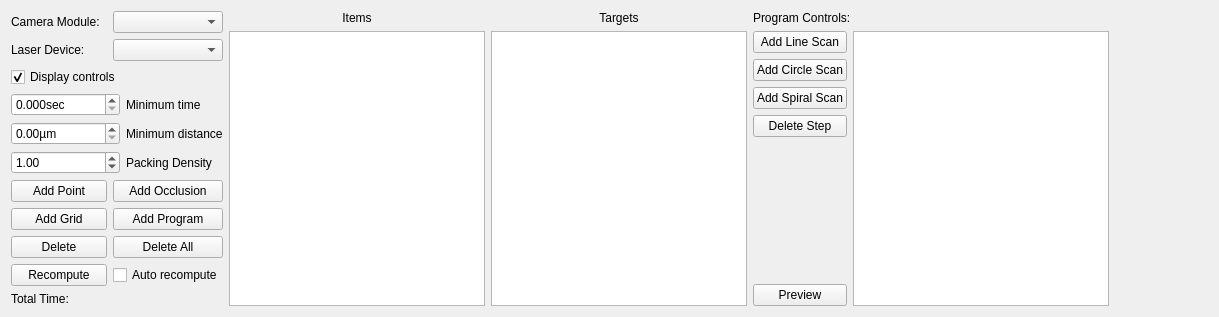
First picture: the form in lib/devices/Scanner/ProtocolTemplate.ui, repository acq4/acq4, before the edit.
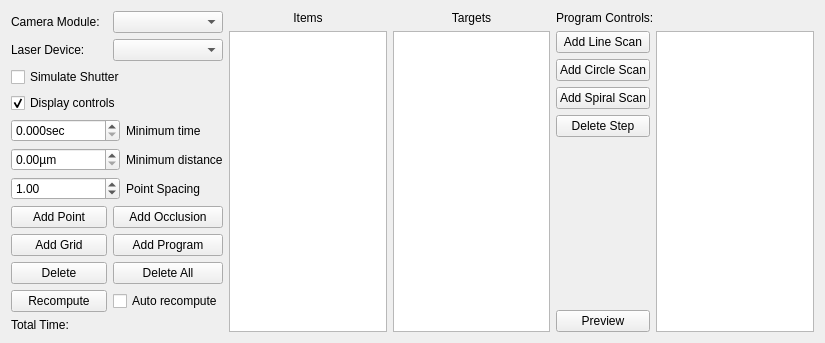
Second picture: the form after the edit.

```diff
--- a/lib/devices/Scanner/ProtocolTemplate.ui
+++ b/lib/devices/Scanner/ProtocolTemplate.ui
@@ -6,8 +6,8 @@
    <rect>
     <x>0</x>
     <y>0</y>
-    <width>1219</width>
-    <height>314</height>
+    <width>825</width>
+    <height>338</height>
    </rect>
   </property>
   <property name="windowTitle">
@@ -38,7 +38,7 @@
        <item row="1" column="1">
         <widget class="QComboBox" name="laserCombo"/>
        </item>
-       <item row="2" column="0" colspan="2">
+       <item row="3" column="0" colspan="2">
         <widget class="QCheckBox" name="displayCheck">
          <property name="text">
           <string>Display controls</string>
@@ -48,7 +48,7 @@
          </property>
         </widget>
        </item>
-       <item row="3" column="0" colspan="2">
+       <item row="4" column="0" colspan="2">
         <layout class="QGridLayout" name="gridLayout">
          <item row="0" column="0">
           <widget class="QDoubleSpinBox" name="minTimeSpin">
@@ -106,55 +106,55 @@
          <item row="2" column="1">
           <widget class="QLabel" name="label_7">
            <property name="text">
-            <string>Packing Density</string>
+            <string>Point Spacing</string>
            </property>
           </widget>
          </item>
         </layout>
        </item>
-       <item row="4" column="0">
+       <item row="5" column="0">
         <widget class="QPushButton" name="addPointBtn">
          <property name="text">
           <string>Add Point</string>
          </property>
         </widget>
        </item>
-       <item row="4" column="1">
+       <item row="5" column="1">
         <widget class="QPushButton" name="addOcclusionBtn">
          <property name="text">
           <string>Add Occlusion</string>
          </property>
         </widget>
        </item>
-       <item row="5" column="0">
+       <item row="6" column="0">
         <widget class="QPushButton" name="addGridBtn">
          <property name="text">
           <string>Add Grid</string>
          </property>
         </widget>
        </item>
-       <item row="5" column="1">
+       <item row="6" column="1">
         <widget class="QPushButton" name="addProgramBtn">
          <property name="text">
           <string>Add Program</string>
          </property>
         </widget>
        </item>
-       <item row="6" column="0">
+       <item row="7" column="0">
         <widget class="QPushButton" name="deleteBtn">
          <property name="text">
           <string>Delete</string>
          </property>
         </widget>
        </item>
-       <item row="6" column="1">
+       <item row="7" column="1">
         <widget class="QPushButton" name="deleteAllBtn">
          <property name="text">
           <string>Delete All</string>
          </property>
         </widget>
        </item>
-       <item row="7" column="0">
+       <item row="8" column="0">
         <spacer name="verticalSpacer">
          <property name="orientation">
           <enum>Qt::Vertical</enum>
@@ -167,27 +167,34 @@
          </property>
         </spacer>
        </item>
-       <item row="8" column="0">
+       <item row="9" column="0">
         <widget class="QPushButton" name="recomputeBtn">
          <property name="text">
           <string>Recompute</string>
          </property>
         </widget>
        </item>
-       <item row="8" column="1">
+       <item row="9" column="1">
         <widget class="QCheckBox" name="checkBox">
          <property name="text">
           <string>Auto recompute</string>
          </property>
         </widget>
        </item>
-       <item row="9" column="0">
+       <item row="10" column="0">
         <widget class="QLabel" name="timeLabel">
          <property name="text">
           <string>Total Time:</string>
          </property>
         </widget>
        </item>
+       <item row="2" column="0" colspan="2">
+        <widget class="QCheckBox" name="simulateShutterCheck">
+         <property name="text">
+          <string>Simulate Shutter</string>
+         </property>
+        </widget>
+       </item>
       </layout>
      </item>
      <item row="0" column="1">
```
Left out of the diff: 27 changed lines with no effect on the pictures.
